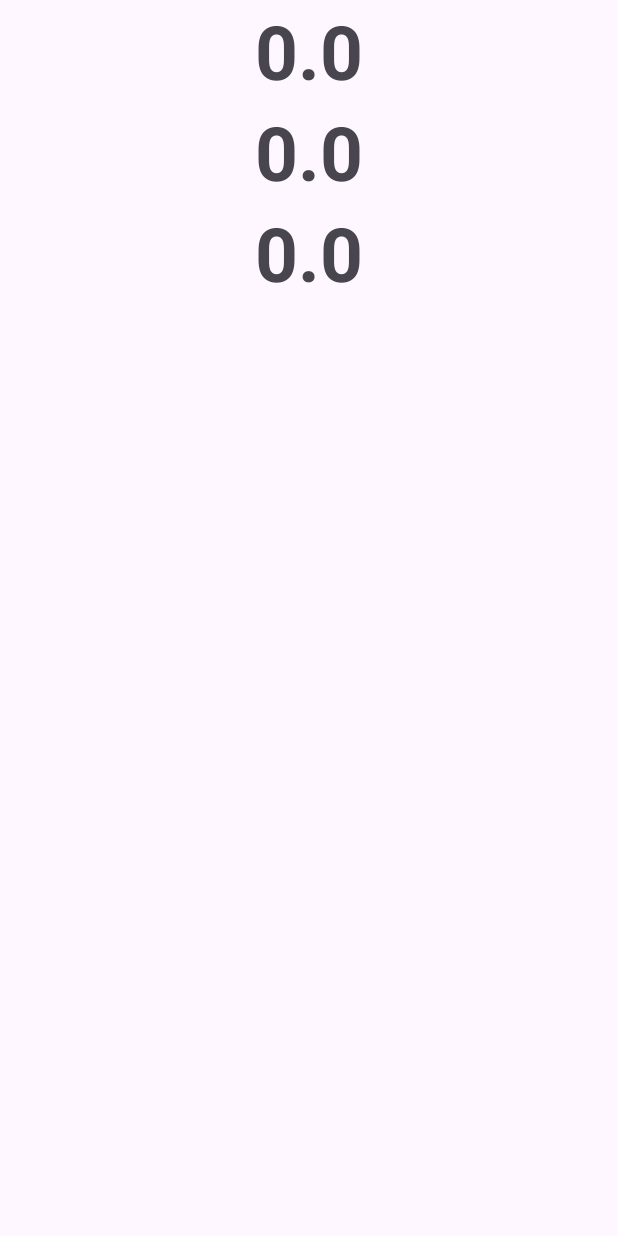
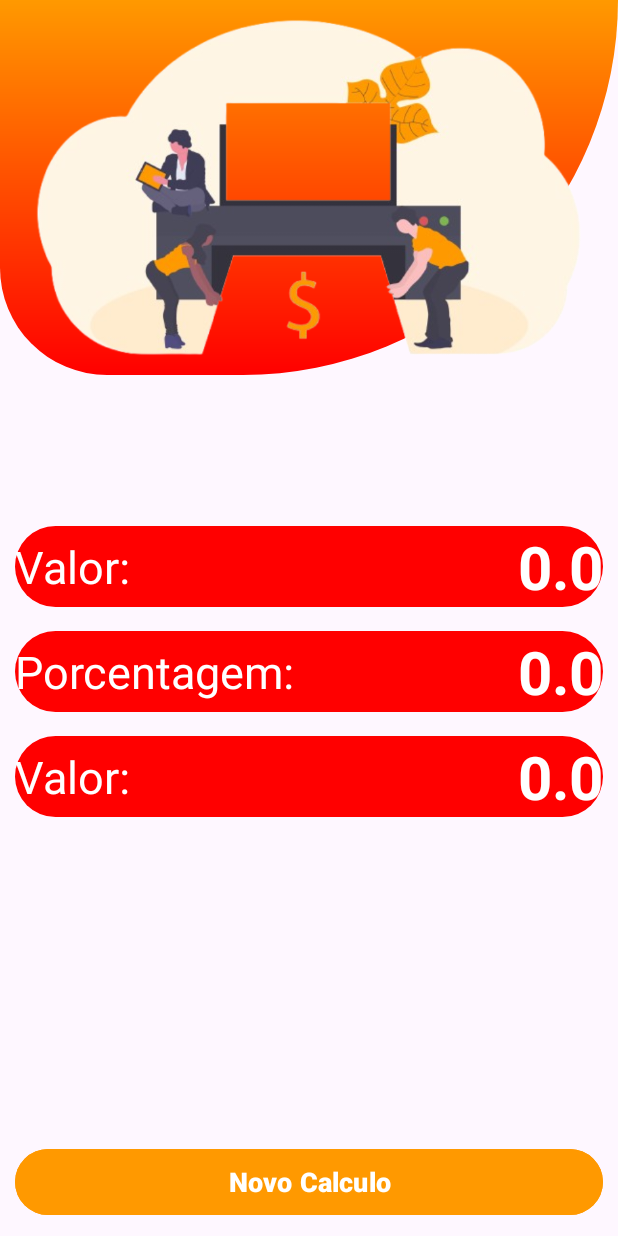
Before and after one commit to ojoaomtheus/Calculadora-gorjeta, an Android app: the ResultadoActivity screen opened directly, with no data from a screen before it, on a phone screen of 412 x 824 dp. Run offline under Robolectric (Android 15) with nearby library versions, the light colour scheme and no system bars.

Commit message:
codigo e layout da segunda tela

```diff
--- a/app/src/main/java/com/example/calculadoradegorjeta/ResultadoActivity.kt
+++ b/app/src/main/java/com/example/calculadoradegorjeta/ResultadoActivity.kt
@@ -1,6 +1,8 @@
 package com.example.calculadoradegorjeta
 
+import android.content.Intent
 import android.os.Bundle
+import android.widget.Button
 import android.widget.TextView
 import androidx.activity.enableEdgeToEdge
 import androidx.appcompat.app.AppCompatActivity
@@ -28,9 +30,17 @@ class ResultadoActivity : AppCompatActivity() {
         val tvPrice = findViewById<TextView>(R.id.price)
         val tvResultado = findViewById<TextView>(R.id.porcetagem_valor)
         val tvtotalValor = findViewById<TextView>(R.id.total_valor)
+        val btnNovoCal = findViewById<Button>(R.id.novo_calculo)
 
         tvPrice.text = valorPrice.toString()
         tvResultado.text = resultado.toString()
         tvtotalValor.text = totalValor.toString()
+
+        btnNovoCal.setOnClickListener {
+            val intent = Intent(this, MainActivity::class.java)
+            intent.flags = Intent.FLAG_ACTIVITY_NEW_TASK or Intent.FLAG_ACTIVITY_CLEAR_TASK
+            startActivity(intent)
+            finish()
+        }
     }
 }
--- /dev/null
+++ b/app/src/main/res/drawable/rounded_img_second.xml
@@ -0,0 +1,12 @@
+<?xml version="1.0" encoding="utf-8"?>
+<shape xmlns:android="http://schemas.android.com/apk/res/android">
+    <gradient
+        android:startColor="@color/primaryColor"
+        android:endColor="@color/secondColor"
+        android:angle="90"/>
+    <corners
+        android:bottomRightRadius="350dp"
+        android:bottomLeftRadius="100dp"
+        />
+
+</shape>
--- /dev/null
+++ b/app/src/main/res/drawable/rounded_rst.xml
@@ -0,0 +1,13 @@
+<?xml version="1.0" encoding="utf-8"?>
+<shape xmlns:android="http://schemas.android.com/apk/res/android">
+    <solid
+        android:color="@color/primaryColor"/>
+    <corners
+        android:topRightRadius="350sp"
+        android:topLeftRadius="350sp"
+        android:bottomLeftRadius="350sp"
+        android:bottomRightRadius="350sp"/>
+    <size
+        android:height="30dp"/>
+
+</shape>
--- a/app/src/main/res/layout/activity_main.xml
+++ b/app/src/main/res/layout/activity_main.xml
@@ -115,7 +115,7 @@
         <ImageView
             android:layout_width="match_parent"
             android:layout_height="250dp"
-            android:background="@drawable/rounded_img"
+            android:background="@drawable/rounded_img_first"
             android:src="@drawable/tela" />
 
 
--- a/app/src/main/res/layout/activity_resultado.xml
+++ b/app/src/main/res/layout/activity_resultado.xml
@@ -7,42 +7,136 @@
     android:layout_height="match_parent"
     tools:context=".ResultadoActivity">
 
+    <LinearLayout
+        android:id="@+id/linearLayout4"
+        android:layout_width="match_parent"
+        android:layout_height="wrap_content"
+        tools:ignore="MissingConstraints">
+
+        <ImageView
+            android:layout_width="match_parent"
+            android:layout_height="250dp"
+            android:background="@drawable/rounded_img_second"
+            android:src="@drawable/result"/>
+
+    </LinearLayout>
+
+    <LinearLayout
+        android:id="@+id/base_preco"
+        android:layout_width="match_parent"
+        android:layout_height="wrap_content"
+        android:background="@drawable/rounded_rst"
+        android:orientation="horizontal"
+        android:layout_marginTop="16mm"
+        android:layout_marginEnd="10dp"
+        android:layout_marginStart="10dp"
+        app:layout_constraintTop_toBottomOf="@+id/linearLayout4"
+        tools:ignore="MissingConstraints">
+
+        <TextView
+            android:layout_width="0dp"
+            android:layout_height="wrap_content"
+            android:layout_weight="1"
+            android:text="Valor:"
+            android:layout_gravity="center"
+            android:textColor="@color/white"
+            android:textSize="30sp" />
 
         <TextView
             android:id="@+id/price"
+            android:layout_width="wrap_content"
+            android:layout_height="wrap_content"
+            android:gravity="center"
+            android:maxLength="9"
+            android:textSize="40sp"
+            android:textColor="@color/white"
+            android:textStyle="bold"
+            tools:text="150.00" />
+
+    </LinearLayout>
+
+    <LinearLayout
+        android:background="@drawable/rounded_rst"
+        android:id="@+id/base_porcentagem"
         android:layout_width="match_parent"
         android:layout_height="wrap_content"
-        android:gravity="center"
-        android:textSize="50sp"
-        android:textStyle="bold"
-        app:layout_constraintEnd_toEndOf="parent"
-        app:layout_constraintStart_toStartOf="parent"
-        app:layout_constraintTop_toTopOf="parent"
-        tools:text="50.00" />
+        android:layout_marginTop="16dp"
+        android:layout_marginStart="10dp"
+        android:layout_marginEnd="10dp"
+        android:orientation="horizontal"
+        app:layout_constraintTop_toBottomOf="@+id/base_preco">
+
+        <TextView
+            android:layout_width="0dp"
+            android:layout_height="wrap_content"
+            android:layout_weight="1"
+            android:textColor="@color/white"
+            android:text="Porcentagem:"
+            android:layout_gravity="center"
+            android:textSize="30sp" />
 
         <TextView
             android:id="@+id/porcetagem_valor"
+            android:layout_width="wrap_content"
+            android:layout_height="wrap_content"
+            android:gravity="center"
+            android:maxLength="7"
+            android:textSize="40sp"
+            android:textColor="@color/white"
+            android:textStyle="bold"
+            tools:text="50.00" />
+
+    </LinearLayout>
+
+    <LinearLayout
+        android:id="@+id/base_total"
         android:layout_width="match_parent"
         android:layout_height="wrap_content"
-        android:gravity="center"
-        android:textSize="50sp"
-        android:textStyle="bold"
-        app:layout_constraintEnd_toEndOf="parent"
-        app:layout_constraintStart_toStartOf="parent"
-        app:layout_constraintTop_toBottomOf="@+id/price"
-        tools:text="50.00" />
+        android:layout_marginTop="16dp"
+        android:layout_marginStart="10dp"
+        android:layout_marginEnd="10dp"
+        android:background="@drawable/rounded_rst"
+        android:orientation="horizontal"
+        app:layout_constraintTop_toBottomOf="@+id/base_porcentagem"
+        tools:layout_editor_absoluteX="10dp">
+
+        <TextView
+            android:layout_width="0dp"
+            android:layout_height="wrap_content"
+            android:layout_weight="1"
+            android:text="Valor:"
+            android:textColor="@color/white"
+            android:layout_gravity="center"
+            android:textSize="30sp"  />
 
         <TextView
             android:id="@+id/total_valor"
-        android:layout_width="match_parent"
+            android:layout_width="wrap_content"
             android:layout_height="wrap_content"
             android:gravity="center"
-        android:textSize="50sp"
+            android:maxLength="9"
+            android:textSize="40sp"
+            android:textColor="@color/white"
             android:textStyle="bold"
+            tools:text="200.00" />
+
+    </LinearLayout>
+
+    <Button
+        android:id="@+id/novo_calculo"
+        android:layout_width="match_parent"
+        android:layout_height="52dp"
+        android:layout_marginStart="10dp"
+        android:layout_marginEnd="10dp"
+        android:layout_marginBottom="10dp"
+        android:backgroundTint="@color/secondColor"
+        android:text="Novo Calculo"
+        android:textStyle="bold"
+        android:textSize="18dp"
+        app:layout_constraintBottom_toBottomOf="parent"
         app:layout_constraintEnd_toEndOf="parent"
         app:layout_constraintStart_toStartOf="parent"
-        app:layout_constraintTop_toBottomOf="@+id/porcetagem_valor"
-        tools:text="50.00" />
+        />
 
 
 </androidx.constraintlayout.widget.ConstraintLayout>
```
Also changed, not shown: app/src/main/res/drawable/first.png (deleted), app/src/main/res/drawable/result.png (added), app/src/main/res/drawable/rounded_img_first.xml (renamed from app/src/main/res/drawable/rounded_img.xml). Lines whose indentation alone changed are shown as unchanged.
